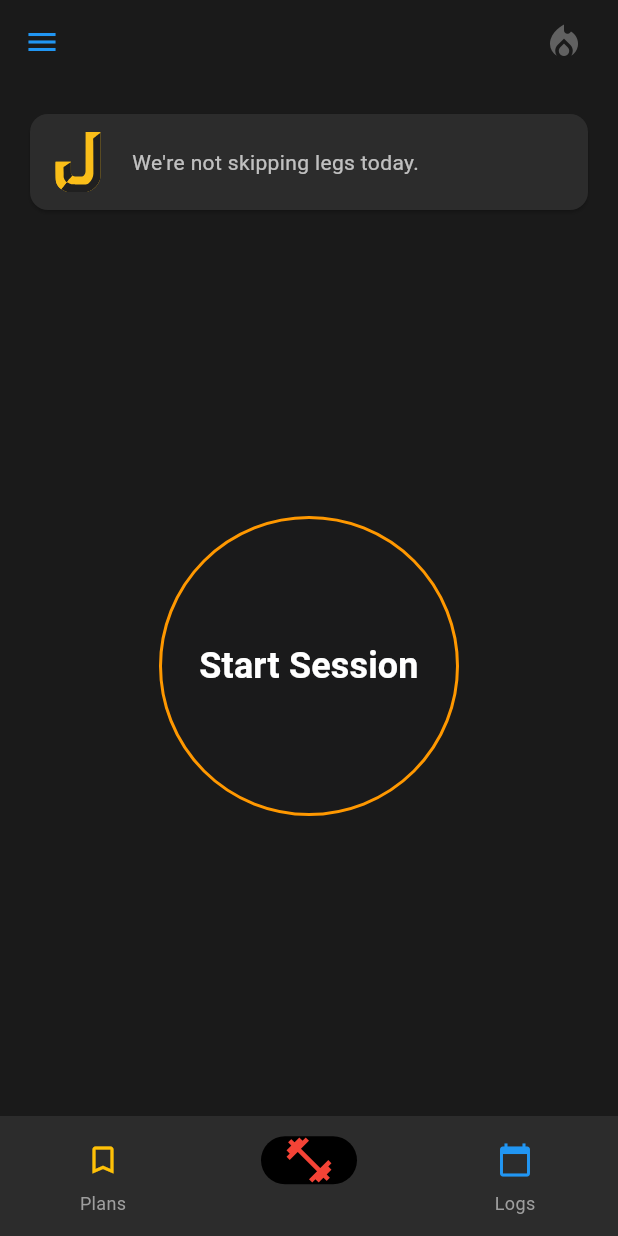
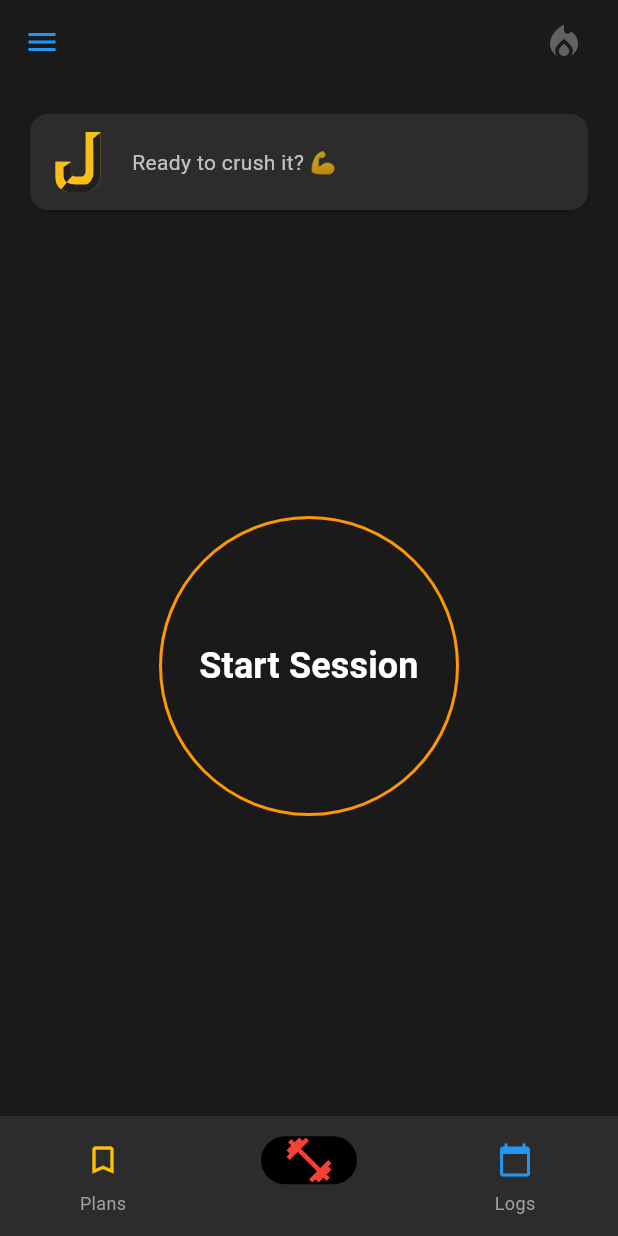
Before and after one commit to NumaanQureshi/Journey, a Flutter app: the Workout screen opened directly, in the side drawer, after a tap on "Workout", on a phone screen of 412 x 824 dp. Run offline on Flutter 3.47's test engine with Material 3 defaults, Android fonts, the phone set to English and light mode, and no system bars; our stand-ins replace flutter_secure_storage, flutter_svg, google_fonts, image_picker; accounts and stored records are empty; network calls fail; statements that could not run were skipped.

Commit message:
feat: card now shows an actual AI generated motivational prompt

```diff
--- a/frontend/lib/screens/workout_screen.dart
+++ b/frontend/lib/screens/workout_screen.dart
@@ -7,6 +7,7 @@ import 'workout_plans.dart';
 import 'dart:core';
 import 'dart:math' as math;
 import 'workout_logs.dart';
+import '../services/ai_service.dart';
 
 class _RingProgressPainter extends CustomPainter {
   final double progress;
@@ -60,7 +61,13 @@ class _WorkoutContentState extends State<WorkoutContent>
     with TickerProviderStateMixin {
   late AnimationController _ringController;
   late Animation<double> _ringAnimation;
+  late AnimationController _fadeController;
+  late Animation<double> _fadeAnimation;
   bool _isHolding = false;
+
+  final AiService _aiService = AiService();
+  String _motivationalMessage = 'Ready to crush it? 💪';
+  bool _isLoadingMessage = true;
 
   @override
   void initState() {
@@ -70,11 +77,50 @@ class _WorkoutContentState extends State<WorkoutContent>
       vsync: this,
     );
     _ringAnimation = Tween<double>(begin: 0, end: 1).animate(_ringController);
+
+    // Fade animation for the message
+    _fadeController = AnimationController(
+      duration: const Duration(milliseconds: 800),
+      vsync: this,
+    );
+    _fadeAnimation = Tween<double>(begin: 0, end: 1).animate(
+      CurvedAnimation(parent: _fadeController, curve: Curves.easeIn),
+    );
+
+    // Fetch motivational message asynchronously
+    _fetchMotivationalMessage();
+  }
+
+  Future<void> _fetchMotivationalMessage() async {
+    try {
+      final message = await _aiService.sendMessage(
+        'Give me a single sentence motivational quote to encourage someone to have a great workout today. '
+        'Just the quote, no additional text or punctuation.',
+      );
+
+      if (mounted) {
+        setState(() {
+          _motivationalMessage = message;
+          _isLoadingMessage = false;
+        });
+        // Trigger fade-in animation
+        _fadeController.forward();
+      }
+    } catch (e) {
+      if (mounted) {
+        setState(() {
+          _isLoadingMessage = false;
+        });
+        // Keep default message and fade it in anyway
+        _fadeController.forward();
+      }
+    }
   }
 
   @override
   void dispose() {
     _ringController.dispose();
+    _fadeController.dispose();
     super.dispose();
   }
 
@@ -125,10 +171,18 @@ class _WorkoutContentState extends State<WorkoutContent>
                   Expanded(
                     child: Column(
                       crossAxisAlignment: CrossAxisAlignment.start,
-                      children: const [
-                        Text(
-                          "We're not skipping legs today.",
-                          style: TextStyle(color: Colors.white70, fontSize: 14),
+                      children: [
+                        FadeTransition(
+                          opacity: _fadeAnimation,
+                          child: Text(
+                            _motivationalMessage,
+                            style: const TextStyle(
+                              color: Colors.white70,
+                              fontSize: 14,
+                            ),
+                            maxLines: 2,
+                            overflow: TextOverflow.ellipsis,
+                          ),
                         ),
                       ],
                     ),
```
